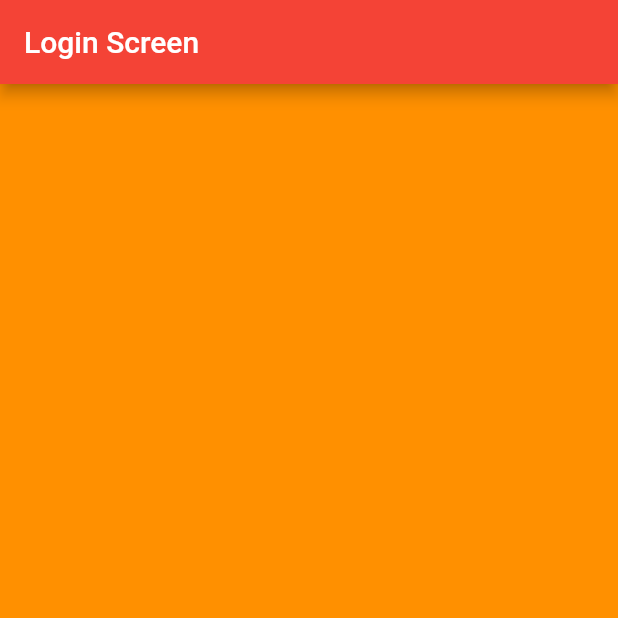
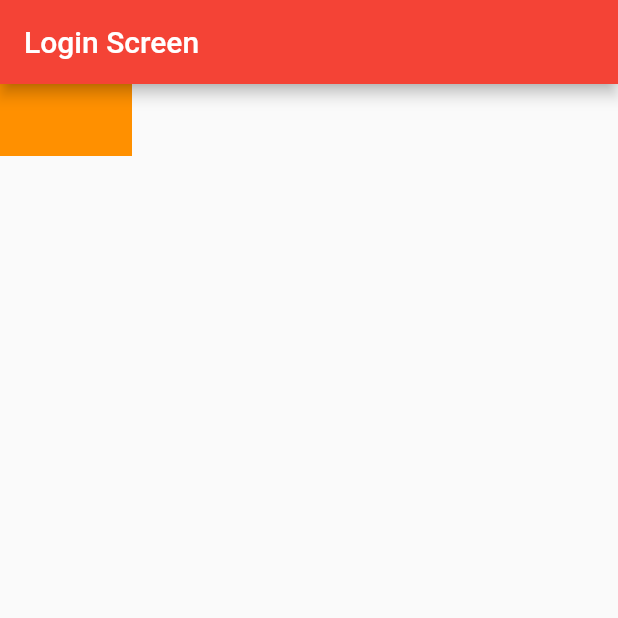
Before and after one commit to jyotid/flutter_BLoC, a Flutter app: the screen it shows after launch, on a phone screen of 412 x 824 dp, the top half of it. Run offline on Flutter 3.47's test engine with Material 2 defaults, Android fonts, the phone set to English and light mode, and no system bars.

Commit message:
Add login button action

```diff
--- a/lib/bloc/auth_bloc.dart
+++ b/lib/bloc/auth_bloc.dart
@@ -1,9 +1,21 @@
+
+import 'dart:async';
+
 import 'package:flutter/cupertino.dart';
 
 class AuthBLoC {
-  String authToken ="RKEJG";
+  String authToken ="";
+  // ignore: close_sinks
+  final _authTokenController = StreamController<String>();
+
+  Stream<String> get authTokenStream => _authTokenController.stream;
 
   String getToken() => authToken;
+
+  void setToken(String token){
+    this.authToken = token;
+    _authTokenController.sink.add(token);
+  }
 
   void dispose(){
   }
@@ -14,7 +26,10 @@ class AuthBLoCProvider extends StatefulWidget{
 
   const AuthBLoCProvider({Key key, this.child, this.bloc}) : super(key: key);
 
-  AuthBLoC get() => bloc;
+  static AuthBLoC get(BuildContext context) {
+    final AuthBLoCProvider provider = context.findAncestorWidgetOfExactType<AuthBLoCProvider>();
+    return provider.bloc;
+  }
 
   @override
   State<StatefulWidget> createState() => _AuthBLoCState();
--- a/lib/login_screen.dart
+++ b/lib/login_screen.dart
@@ -1,5 +1,6 @@
 import 'package:flutter/cupertino.dart';
 import 'package:flutter/material.dart';
+import 'package:flutter_BLoC/bloc/auth_bloc.dart';
 
 class LoginScreen extends StatelessWidget{
   @override
@@ -8,7 +9,11 @@ class LoginScreen extends StatelessWidget{
       appBar: AppBar(
         title: Text("Login Screen"),
       ),
-      body: Container(color: Color(0xFFFF9000)),
+      body: Container(color: Color(0xFFFF9000), child: FlatButton(
+        onPressed: (){
+          AuthBLoCProvider.get(context).setToken("token");
+        },
+      ),),
     );
   }
 
--- a/lib/main.dart
+++ b/lib/main.dart
@@ -1,4 +1,4 @@
-import 'package:flutter_BLoC/splash_screen.dart';
+import 'package:flutter_BLoC/bloc/auth_bloc.dart';
 import 'package:flutter_BLoC/splash_screen.dart';
 import 'package:flutter/material.dart';
 
@@ -10,12 +10,15 @@ class Main extends StatelessWidget {
   // This widget is the root of your application.
   @override
   Widget build(BuildContext context) {
-    return MaterialApp(
-      title: 'Restaurant Finder',
-      theme: ThemeData(
-        primarySwatch: Colors.red,
-      ),
-      home: SplashScreen(),
+    return AuthBLoCProvider(
+      bloc: AuthBLoC(),
+      child: MaterialApp(
+        title: 'Restaurant Finder',
+        theme: ThemeData(
+          primarySwatch: Colors.red,
+        ),
+        home: SplashScreen(),
+      )
     );
   }
 
--- a/lib/splash_screen.dart
+++ b/lib/splash_screen.dart
@@ -8,19 +8,18 @@ import 'login_screen.dart';
 class SplashScreen extends StatelessWidget {
   @override
   Widget build(BuildContext context) {
-    AuthBLoC bloc =  AuthBLoC();
-    return AuthBLoCProvider(
-      bloc: bloc,
-      child: getScreen(bloc)
+    return StreamBuilder<String>(
+        stream: AuthBLoCProvider
+            .get(context)
+            .authTokenStream,
+        builder: (context, snapshot) {
+          final location = snapshot.data;
+          if (location == null || location.isEmpty) {
+            return LoginScreen();
+          }
+
+          return UserInfoScreen();
+        }
     );
   }
-
-  Widget getScreen(AuthBLoC authBLoC){
-    if(!authBLoC.getToken().isEmpty){
-      return LoginScreen();
-    }else{
-      return UserInfoScreen();
-    }
   }
-
-}
--- a/lib/uses_info_screen.dart
+++ b/lib/uses_info_screen.dart
@@ -4,7 +4,12 @@ import 'package:flutter/material.dart';
 class UserInfoScreen extends StatelessWidget{
   @override
   Widget build(BuildContext context) {
-    return Container(color: Color(0xFFEE1000));
+    return Scaffold(
+      appBar: AppBar(
+        title: Text("User Screen"),
+      ),
+      body: Container(color: Color(0xFFFF000)),
+    );
   }
 
 }
```
